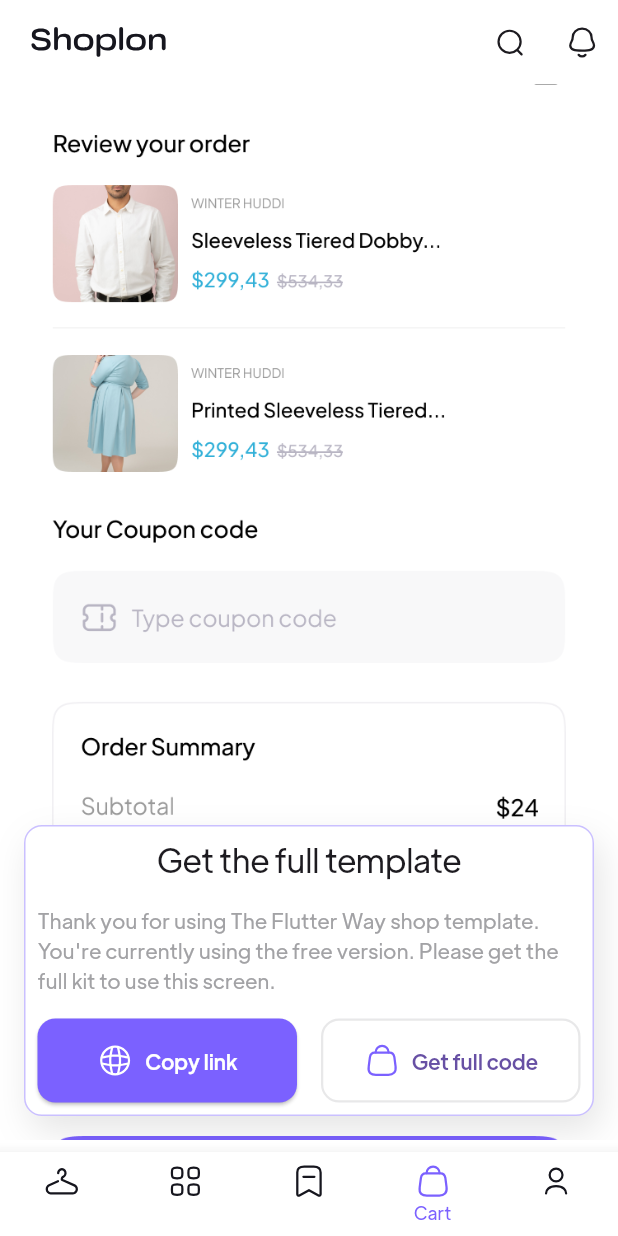
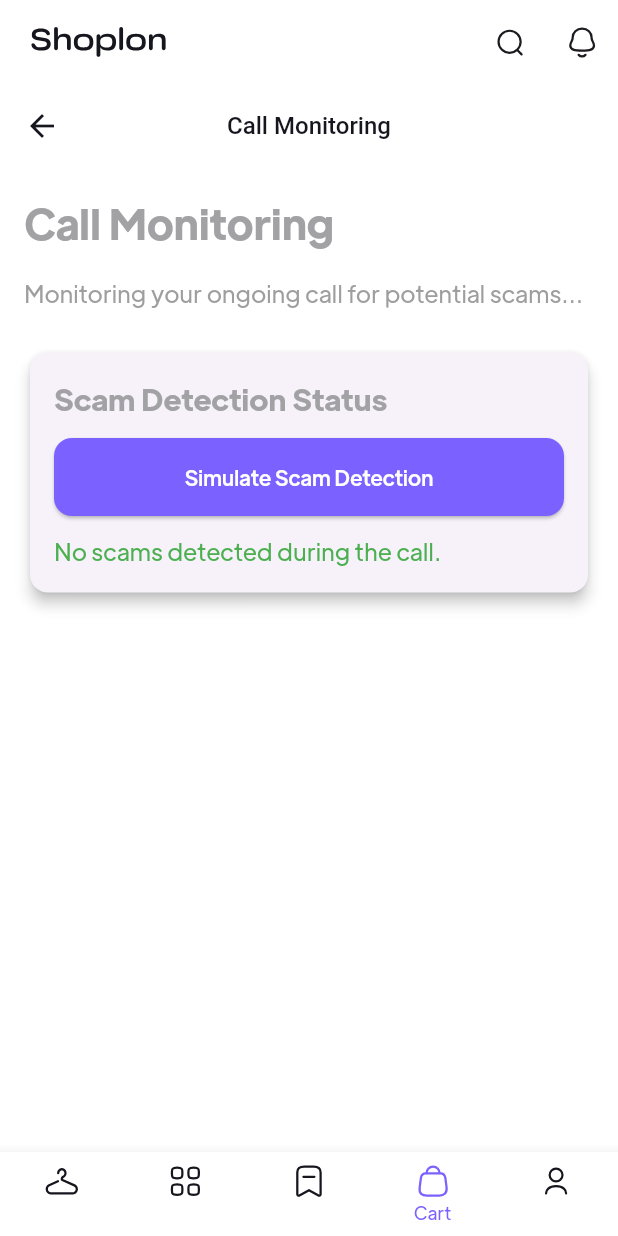
Before and after one commit to Alan2201038/JTACS, a Flutter app: the EntryPoint screen opened by its route, item 4 of the bottom bar chosen, on a phone screen of 412 x 824 dp. Run offline on Flutter 3.47's test engine with Material 3 defaults, Android fonts, the phone set to English and light mode, and no system bars; our stand-ins replace cached_network_image, flutter_rating_bar, flutter_svg, form_field_validator; missing offline and left inert: flutter_vibrate.

Commit message:
push again

```diff
--- a/lib/entry_point.dart
+++ b/lib/entry_point.dart
@@ -3,6 +3,7 @@ import 'package:flutter/material.dart';
 import 'package:flutter_svg/flutter_svg.dart';
 import 'package:shop/constants.dart';
 import 'package:shop/route/screen_export.dart';
+import 'package:shop/screens/checkout/views/callMonitoringScreen.dart';
 
 class EntryPoint extends StatefulWidget {
   const EntryPoint({super.key});
@@ -17,7 +18,7 @@ class _EntryPointState extends State<EntryPoint> {
     const DetectionHistoryScreen(),
     TranscriptScreen(),
     // EmptyCartScreen(), // if Cart is empty
-    const CartScreen(),
+    const CallMonitoringScreen(),
     const ProfileScreen(),
   ];
   int _currentIndex = 0;
--- a/lib/route/router.dart
+++ b/lib/route/router.dart
@@ -1,6 +1,7 @@
 import 'package:flutter/material.dart';
 import 'package:shop/entry_point.dart';
 
+import '../screens/checkout/views/callMonitoringScreen.dart';
 import 'screen_export.dart';
 
 // Yuo will get 50+ screens and more once you have the full template
@@ -285,7 +286,7 @@ Route<dynamic> generateRoute(RouteSettings settings) {
       );
     case cartScreenRoute:
       return MaterialPageRoute(
-        builder: (context) => const CartScreen(),
+        builder: (context) =>  CallMonitoringScreen(),
       );
     // case paymentMethodScreenRoute:
     //   return MaterialPageRoute(
--- a/lib/route/screen_export.dart
+++ b/lib/route/screen_export.dart
@@ -14,7 +14,6 @@ export '/screens/product/views/product_details_screen.dart';
 export '/screens/reviews/view/product_reviews_screen.dart';
 export '/screens/search/views/search_screen.dart';
 export '/screens/address/views/addresses_screen.dart';
-export '/screens/checkout/views/cart_screen.dart';
 
 export '/screens/notification/view/enable_notification_screen.dart';
 export '/screens/notification/view/no_notification_screen.dart';
--- /dev/null
+++ b/lib/screens/checkout/views/callMonitoringScreen.dart
@@ -0,0 +1,154 @@
+import 'package:flutter/material.dart';
+import 'package:flutter_vibrate/flutter_vibrate.dart';
+
+class CallMonitoringScreen extends StatefulWidget {
+  const CallMonitoringScreen({Key? key}) : super(key: key);
+
+  @override
+  State<CallMonitoringScreen> createState() => _CallMonitoringScreenState();
+}
+
+class _CallMonitoringScreenState extends State<CallMonitoringScreen> {
+  bool isScamDetected = false;
+
+  // Simulate scam detection
+  void detectScam() async {
+    setState(() {
+      isScamDetected = true;
+    });
+
+    // Trigger vibration if supported
+    if (await Vibrate.canVibrate) {
+      Vibrate.vibrate();
+    }
+
+    // Show scam alert modal
+    _showScamAlertModal();
+  }
+
+  // Show scam alert as a modal bottom sheet
+  void _showScamAlertModal() {
+    showModalBottomSheet(
+      context: context,
+      isDismissible: false,
+      isScrollControlled: true,
+      shape: const RoundedRectangleBorder(
+        borderRadius: BorderRadius.vertical(top: Radius.circular(24)),
+      ),
+      builder: (BuildContext context) {
+        return Container(
+          padding: const EdgeInsets.all(24.0),
+          decoration: const BoxDecoration(
+            color: Colors.deepPurple,
+            borderRadius: BorderRadius.vertical(top: Radius.circular(24)),
+          ),
+          child: Column(
+            mainAxisSize: MainAxisSize.min,
+            children: [
+              const Text(
+                "Possible Scam Alert!",
+                style: TextStyle(
+                  color: Colors.white,
+                  fontSize: 22,
+                  fontWeight: FontWeight.bold,
+                ),
+              ),
+              const SizedBox(height: 16),
+              const Text(
+                "This call has been flagged as a possible scam. Proceed with caution and do not share your personal information!",
+                textAlign: TextAlign.center,
+                style: TextStyle(
+                  color: Colors.white70,
+                  fontSize: 16,
+                ),
+              ),
+              const SizedBox(height: 24),
+              ElevatedButton(
+                style: ElevatedButton.styleFrom(
+                  backgroundColor: Colors.white,
+                  foregroundColor: Colors.red,
+                  shape: RoundedRectangleBorder(
+                    borderRadius: BorderRadius.circular(20),
+                  ),
+                  padding: const EdgeInsets.symmetric(
+                      vertical: 12.0, horizontal: 24.0),
+                ),
+                onPressed: () {
+                  Navigator.pop(context); // Dismiss the modal
+                  setState(() {
+                    isScamDetected = false;
+                  });
+                },
+                child: const Text("Dismiss"),
+              ),
+            ],
+          ),
+        );
+      },
+    );
+  }
+
+  @override
+  Widget build(BuildContext context) {
+    return Scaffold(
+      appBar: AppBar(
+        title: const Text("Call Monitoring"),
+        centerTitle: true,
+      ),
+      body: Padding(
+        padding: const EdgeInsets.all(16.0),
+        child: Column(
+          crossAxisAlignment: CrossAxisAlignment.start,
+          children: [
+            const Text(
+              "Call Monitoring",
+              style: TextStyle(fontSize: 28, fontWeight: FontWeight.bold),
+            ),
+            const SizedBox(height: 16),
+            const Text(
+              "Monitoring your ongoing call for potential scams...",
+              style: TextStyle(fontSize: 16, color: Colors.grey),
+            ),
+            const SizedBox(height: 24),
+            Card(
+              shape: RoundedRectangleBorder(
+                borderRadius: BorderRadius.circular(12),
+              ),
+              elevation: 4,
+              child: Padding(
+                padding: const EdgeInsets.all(16.0),
+                child: Column(
+                  crossAxisAlignment: CrossAxisAlignment.start,
+                  children: [
+                    const Text(
+                      "Scam Detection Status",
+                      style: TextStyle(
+                        fontSize: 20,
+                        fontWeight: FontWeight.bold,
+                      ),
+                    ),
+                    const SizedBox(height: 12),
+                    ElevatedButton(
+                      onPressed: detectScam,
+                      child: const Text("Simulate Scam Detection"),
+                    ),
+                    const SizedBox(height: 12),
+                    Text(
+                      isScamDetected
+                          ? "⚠️ Scam Detected! Modal Triggered."
+                          : "No scams detected during the call.",
+                      style: TextStyle(
+                        fontSize: 16,
+                        color: isScamDetected ? Colors.red : Colors.green,
+                      ),
+                    ),
+                  ],
+                ),
+              ),
+            ),
+          ],
+        ),
+      ),
+    );
+  }
+}
--- a/lib/screens/checkout/views/cart_screen.dart
+++ /dev/null
@@ -1,20 +0,0 @@
-import 'package:flutter/material.dart';
-import 'package:shop/components/buy_full_ui_kit.dart';
-
-class CartScreen extends StatelessWidget {
-  const CartScreen({super.key});
-
-  @override
-  Widget build(BuildContext context) {
-    return const BuyFullKit(
-      images: [
-        "assets/screens/Cart_1.png",
-        "assets/screens/Cart_2.png",
-        "assets/screens/Cart_3.png",
-        "assets/screens/Cart_4.png",
-        "assets/screens/Cart_5.png",
-        "assets/screens/Cart_6.png",
-      ],
-    );
-  }
-}
--- a/pubspec.yaml
+++ b/pubspec.yaml
@@ -20,6 +20,8 @@ dependencies:
   flutter_widget_from_html_core: ^0.15.1
   animations: ^2.0.11
   url_launcher: ^6.3.0
+  flutter_vibrate: ^1.0.2
+
 
 dev_dependencies:
   flutter_test:
```
